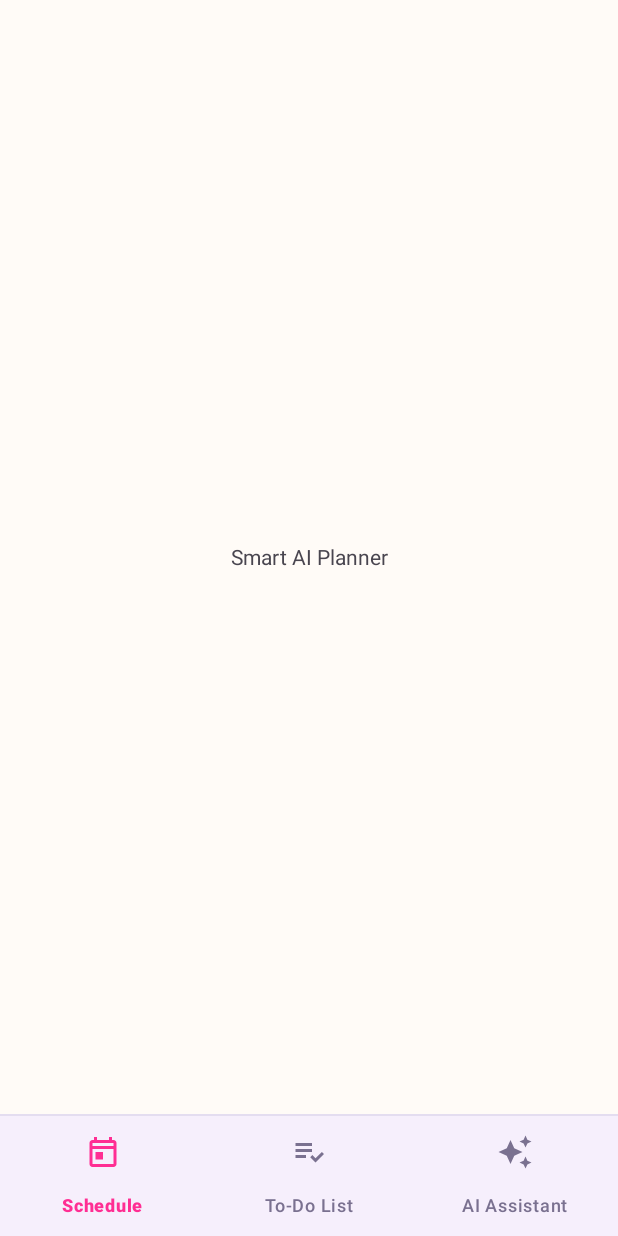
After one commit to d1nazavrishe/SmartSchedule, an Android app: the fragment AiChatFragment placed in its activity, on a phone screen of 412 x 824 dp. The commit adds this screen. Run offline under Robolectric (Android 15) with nearby library versions, the phone set to English and light mode, and no system bars.

Commit message:
Added MainActivity with bottom navigation and LoginActivity transition

```diff
--- /dev/null
+++ b/app/src/main/java/com/example/projectmm/AiChatFragment.java
@@ -0,0 +1,27 @@
+package com.example.projectmm;
+
+import android.os.Bundle;
+import android.view.Gravity;
+import android.view.LayoutInflater;
+import android.view.View;
+import android.view.ViewGroup;
+import android.widget.TextView;
+
+import androidx.annotation.NonNull;
+import androidx.annotation.Nullable;
+import androidx.fragment.app.Fragment;
+
+/**
+ * Фрагмент чата с ИИ-помощником (реализуется на следующем шаге).
+ */
+public class AiChatFragment extends Fragment {
+    @Nullable
+    @Override
+    public View onCreateView(@NonNull LayoutInflater inflater, @Nullable ViewGroup container,
+                             @Nullable Bundle savedInstanceState) {
+        TextView tv = new TextView(requireContext());
+        tv.setText(R.string.ai_title);
+        tv.setGravity(Gravity.CENTER);
+        return tv;
+    }
+}
--- a/app/src/main/java/com/example/projectmm/LoginActivity.java
+++ b/app/src/main/java/com/example/projectmm/LoginActivity.java
@@ -115,6 +115,11 @@ public class LoginActivity extends AppCompatActivity {
         }
 
         Toast.makeText(this, R.string.msg_signin_success, Toast.LENGTH_SHORT).show();
+
+        // После успешного входа открываем главный экран с расписанием, To-Do и ИИ
+        Intent mainIntent = new Intent(LoginActivity.this, MainActivity.class);
+        startActivity(mainIntent);
+        finish();
     }
 
     private boolean isValid(String email, String password) {
--- /dev/null
+++ b/app/src/main/java/com/example/projectmm/MainActivity.java
@@ -0,0 +1,65 @@
+package com.example.projectmm;
+
+import android.os.Bundle;
+import android.view.MenuItem;
+
+import androidx.annotation.NonNull;
+import androidx.appcompat.app.AppCompatActivity;
+import androidx.fragment.app.Fragment;
+
+import com.google.android.material.bottomnavigation.BottomNavigationView;
+import com.google.android.material.navigation.NavigationBarView;
+
+/**
+ * Главный экран приложения после авторизации.
+ * Содержит нижнюю панель навигации (BottomNavigationView) и переключает три экрана:
+ * 1) ScheduleFragment — расписание по дням недели и часам + загруженность дня.
+ * 2) TodoFragment — список задач (To-Do List) со всеми параметрами.
+ * 3) AiChatFragment — общение с ИИ-помощником (Gemini API).
+ */
+public class MainActivity extends AppCompatActivity {
+
+    private BottomNavigationView bottomNav;
+
+    @Override
+    protected void onCreate(Bundle savedInstanceState) {
+        super.onCreate(savedInstanceState);
+        setContentView(R.layout.activity_main);
+
+        bottomNav = findViewById(R.id.bottomNav);
+
+        // По умолчанию при первом открытии показываем экран расписания (Schedule)
+        if (savedInstanceState == null) {
+            loadFragment(new ScheduleFragment());
+        }
+
+        // Обработка нажатий на вкладки нижней панели
+        bottomNav.setOnItemSelectedListener(new NavigationBarView.OnItemSelectedListener() {
+            @Override
+            public boolean onNavigationItemSelected(@NonNull MenuItem item) {
+                int id = item.getItemId();
+                if (id == R.id.nav_schedule) {
+                    loadFragment(new ScheduleFragment());
+                    return true;
+                } else if (id == R.id.nav_todo) {
+                    loadFragment(new TodoFragment());
+                    return true;
+                } else if (id == R.id.nav_ai) {
+                    loadFragment(new AiChatFragment());
+                    return true;
+                }
+                return false;
+            }
+        });
+    }
+
+    /**
+     * Заменяет текущий фрагмент в контейнере fragmentContainer на выбранный.
+     */
+    private void loadFragment(Fragment fragment) {
+        getSupportFragmentManager()
+                .beginTransaction()
+                .replace(R.id.fragmentContainer, fragment)
+                .commit();
+    }
+}
--- /dev/null
+++ b/app/src/main/java/com/example/projectmm/ScheduleFragment.java
@@ -0,0 +1,27 @@
+package com.example.projectmm;
+
+import android.os.Bundle;
+import android.view.Gravity;
+import android.view.LayoutInflater;
+import android.view.View;
+import android.view.ViewGroup;
+import android.widget.TextView;
+
+import androidx.annotation.NonNull;
+import androidx.annotation.Nullable;
+import androidx.fragment.app.Fragment;
+
+/**
+ * Фрагмент экрана расписания (реализуется на следующем шаге).
+ */
+public class ScheduleFragment extends Fragment {
+    @Nullable
+    @Override
+    public View onCreateView(@NonNull LayoutInflater inflater, @Nullable ViewGroup container,
+                             @Nullable Bundle savedInstanceState) {
+        TextView tv = new TextView(requireContext());
+        tv.setText(R.string.schedule_title);
+        tv.setGravity(Gravity.CENTER);
+        return tv;
+    }
+}
--- /dev/null
+++ b/app/src/main/res/color/bottom_nav_selector.xml
@@ -0,0 +1,5 @@
+<?xml version="1.0" encoding="utf-8"?>
+<selector xmlns:android="http://schemas.android.com/apk/res/android">
+    <item android:color="@color/pink_neon" android:state_checked="true" />
+    <item android:color="@color/text_secondary" />
+</selector>
--- /dev/null
+++ b/app/src/main/res/drawable/ic_nav_ai.xml
@@ -0,0 +1,10 @@
+<?xml version="1.0" encoding="utf-8"?>
+<vector xmlns:android="http://schemas.android.com/apk/res/android"
+    android:width="24dp"
+    android:height="24dp"
+    android:viewportWidth="24"
+    android:viewportHeight="24">
+    <path
+        android:fillColor="#FF000000"
+        android:pathData="M19,9l1.25,-2.75L23,5l-2.75,-1.25L19,1l-1.25,2.75L15,5l2.75,1.25L19,9zM11.5,9.5L9,4L6.5,9.5L1,12l5.5,2.5L9,20l2.5,-5.5L17,12L11.5,9.5zM19,15l-1.25,2.75L15,19l2.75,1.25L19,23l1.25,-2.75L23,19l-2.75,-1.25L19,15z" />
+</vector>
--- /dev/null
+++ b/app/src/main/res/drawable/ic_nav_schedule.xml
@@ -0,0 +1,10 @@
+<?xml version="1.0" encoding="utf-8"?>
+<vector xmlns:android="http://schemas.android.com/apk/res/android"
+    android:width="24dp"
+    android:height="24dp"
+    android:viewportWidth="24"
+    android:viewportHeight="24">
+    <path
+        android:fillColor="#FF000000"
+        android:pathData="M19,4h-1V2h-2v2H8V2H6v2H5C3.89,4 3,4.9 3,6v14c0,1.1 0.89,2 2,2h14c1.1,0 2,-0.9 2,-2V6C21,4.9 20.1,4 19,4zM19,20H5V10h14V20zM19,8H5V6h14V8zM7,12h5v5H7V12z" />
+</vector>
--- /dev/null
+++ b/app/src/main/res/drawable/ic_nav_todo.xml
@@ -0,0 +1,10 @@
+<?xml version="1.0" encoding="utf-8"?>
+<vector xmlns:android="http://schemas.android.com/apk/res/android"
+    android:width="24dp"
+    android:height="24dp"
+    android:viewportWidth="24"
+    android:viewportHeight="24">
+    <path
+        android:fillColor="#FF000000"
+        android:pathData="M14,10H3v2h11V10zM14,6H3v2h11V6zM3,16h7v-2H3V16zM20.59,11.93l-4.25,4.24l-2.12,-2.12l-1.41,1.41L16.34,19l5.66,-5.66L20.59,11.93z" />
+</vector>
--- /dev/null
+++ b/app/src/main/res/layout/activity_main.xml
@@ -0,0 +1,36 @@
+<?xml version="1.0" encoding="utf-8"?>
+<LinearLayout xmlns:android="http://schemas.android.com/apk/res/android"
+    xmlns:app="http://schemas.android.com/apk/res-auto"
+    android:layout_width="match_parent"
+    android:layout_height="match_parent"
+    android:background="@color/bg_warm"
+    android:fitsSystemWindows="true"
+    android:layoutDirection="ltr"
+    android:orientation="vertical">
+
+    <!-- Контейнер, в котором отображается один из трёх фрагментов (Schedule / To-Do / AI) -->
+    <FrameLayout
+        android:id="@+id/fragmentContainer"
+        android:layout_width="match_parent"
+        android:layout_height="0dp"
+        android:layout_weight="1" />
+
+    <!-- Тонкая разделительная линия над нижней панелью -->
+    <View
+        android:layout_width="match_parent"
+        android:layout_height="1dp"
+        android:background="@color/field_stroke" />
+
+    <!-- Нижняя панель навигации между тремя экранами -->
+    <com.google.android.material.bottomnavigation.BottomNavigationView
+        android:id="@+id/bottomNav"
+        android:layout_width="match_parent"
+        android:layout_height="wrap_content"
+        android:background="@color/surface"
+        app:itemActiveIndicatorStyle="@null"
+        app:itemIconTint="@color/bottom_nav_selector"
+        app:itemTextColor="@color/bottom_nav_selector"
+        app:labelVisibilityMode="labeled"
+        app:menu="@menu/bottom_nav_menu" />
+
+</LinearLayout>
--- /dev/null
+++ b/app/src/main/res/menu/bottom_nav_menu.xml
@@ -0,0 +1,15 @@
+<?xml version="1.0" encoding="utf-8"?>
+<menu xmlns:android="http://schemas.android.com/apk/res/android">
+    <item
+        android:id="@+id/nav_schedule"
+        android:icon="@drawable/ic_nav_schedule"
+        android:title="@string/nav_schedule" />
+    <item
+        android:id="@+id/nav_todo"
+        android:icon="@drawable/ic_nav_todo"
+        android:title="@string/nav_todo" />
+    <item
+        android:id="@+id/nav_ai"
+        android:icon="@drawable/ic_nav_ai"
+        android:title="@string/nav_ai" />
+</menu>
--- a/app/src/main/res/values/colors.xml
+++ b/app/src/main/res/values/colors.xml
@@ -25,6 +25,10 @@
     <color name="blue">#0091EA</color>
     <color name="blue_pastel">#CCEFFF</color>
 
+    <!-- Green (for light workload / success badges) -->
+    <color name="green">#00C853</color>
+    <color name="green_pastel">#DCFCE7</color>
+
     <!-- Neutrals -->
     <color name="bg_warm">#FFFBF7</color>
     <color name="surface">#FFFFFF</color>
--- a/app/src/main/res/values/strings.xml
+++ b/app/src/main/res/values/strings.xml
@@ -33,4 +33,27 @@
     <string name="msg_signin_success">התחברת בהצלחה</string>
     <string name="msg_signup_success">נרשמת בהצלחה</string>
     <string name="remember_me">זכור אותי</string>
+
+    <!-- Bottom Navigation (English) -->
+    <string name="nav_schedule">Schedule</string>
+    <string name="nav_todo">To-Do List</string>
+    <string name="nav_ai">AI Assistant</string>
+
+    <!-- Schedule Screen -->
+    <string name="schedule_title">Weekly Schedule</string>
+    <string name="daily_workload">Daily Workload</string>
+    <string name="btn_add_from_todo">+ From To-Do</string>
+    <string name="btn_new_event">+ Event</string>
+    <string name="empty_day_hint">Free slot</string>
+
+    <!-- To-Do Screen -->
+    <string name="todo_title">My To-Do List</string>
+    <string name="todo_empty">Your To-Do list is empty.\nTap + to add your first task!</string>
+    <string name="add_todo_title">Add New Task</string>
+
+    <!-- AI Assistant Screen -->
+    <string name="ai_title">Smart AI Planner</string>
+    <string name="ai_input_hint">Ask AI to plan, move or add tasks...</string>
+    <string name="ai_apply">Apply Changes</string>
+    <string name="ai_dismiss">Dismiss</string>
 </resources>
```
Also changed, not shown: app/src/main/AndroidManifest.xml (+8 -0 lines), app/src/main/java/com/example/projectmm/TodoFragment.java (added, +27 -0 lines), app/src/main/res/drawable/ic_add.xml (added, +10 -0 lines), app/src/main/res/drawable/ic_delete.xml (added, +10 -0 lines), app/src/main/res/drawable/ic_key.xml (added, +10 -0 lines), app/src/main/res/drawable/ic_send.xml (added, +10 -0 lines).
